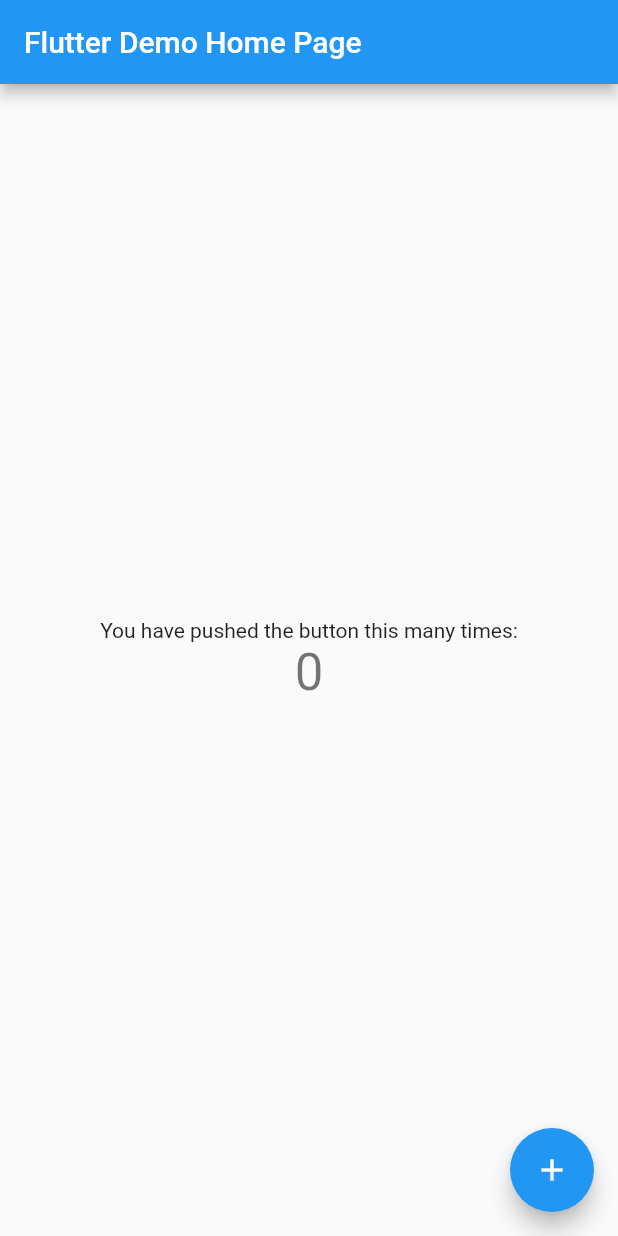
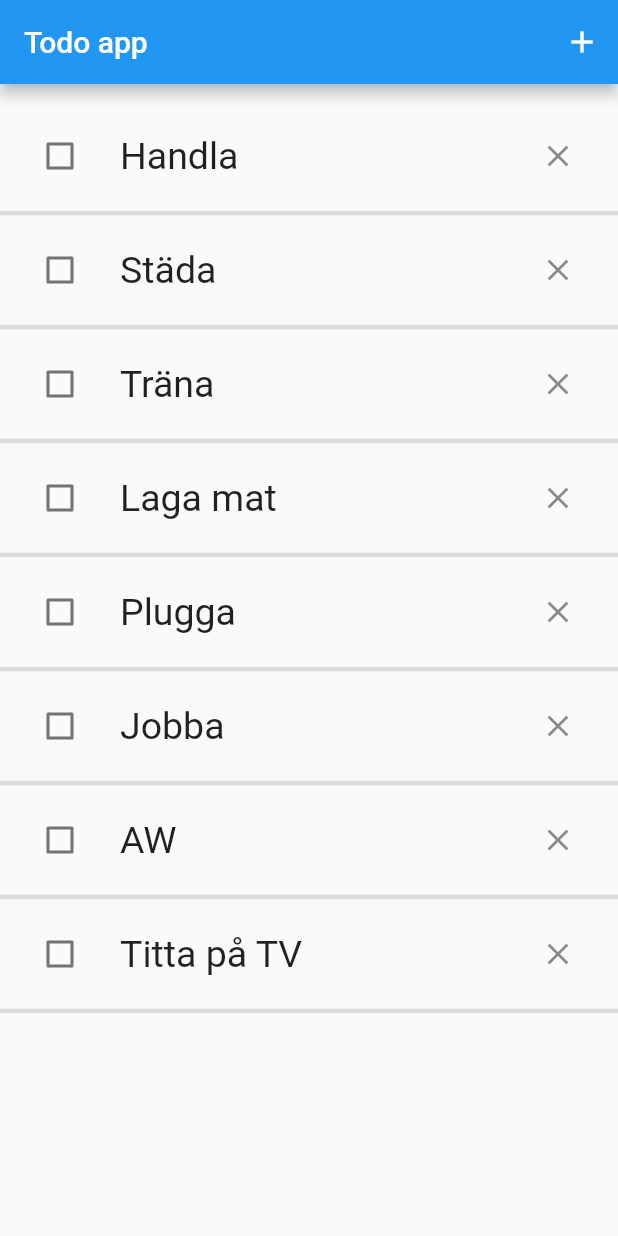
Before and after one commit to gu-tig333-ht22/guskallisv, a Flutter app: the screen it shows after launch, on a phone screen of 412 x 824 dp. Run offline on Flutter 3.47's test engine with Material 2 defaults, Android fonts, the phone set to English and light mode, and no system bars.

Commit message:
commit 1

```diff
--- a/lib/main.dart
+++ b/lib/main.dart
@@ -1,115 +1,93 @@
 import 'package:flutter/material.dart';
 
 void main() {
-  runApp(const MyApp());
+  runApp(MyApp());
 }
 
 class MyApp extends StatelessWidget {
-  const MyApp({Key? key}) : super(key: key);
-
-  // This widget is the root of your application.
   @override
   Widget build(BuildContext context) {
     return MaterialApp(
-      title: 'Flutter Demo',
-      theme: ThemeData(
-        // This is the theme of your application.
-        //
-        // Try running your application with "flutter run". You'll see the
-        // application has a blue toolbar. Then, without quitting the app, try
-        // changing the primarySwatch below to Colors.green and then invoke
-        // "hot reload" (press "r" in the console where you ran "flutter run",
-        // or simply save your changes to "hot reload" in a Flutter IDE).
-        // Notice that the counter didn't reset back to zero; the application
-        // is not restarted.
-        primarySwatch: Colors.blue,
-      ),
-      home: const MyHomePage(title: 'Flutter Demo Home Page'),
+      home: Mainview(),
     );
   }
 }
 
-class MyHomePage extends StatefulWidget {
-  const MyHomePage({Key? key, required this.title}) : super(key: key);
-
-  // This widget is the home page of your application. It is stateful, meaning
-  // that it has a State object (defined below) that contains fields that affect
-  // how it looks.
-
-  // This class is the configuration for the state. It holds the values (in this
-  // case the title) provided by the parent (in this case the App widget) and
-  // used by the build method of the State. Fields in a Widget subclass are
-  // always marked "final".
-
-  final String title;
-
+class Mainview extends StatelessWidget {
   @override
-  State<MyHomePage> createState() => _MyHomePageState();
-}
-
-class _MyHomePageState extends State<MyHomePage> {
-  int _counter = 0;
-
-  void _incrementCounter() {
-    setState(() {
-      // This call to setState tells the Flutter framework that something has
-      // changed in this State, which causes it to rerun the build method below
-      // so that the display can reflect the updated values. If we changed
-      // _counter without calling setState(), then the build method would not be
-      // called again, and so nothing would appear to happen.
-      _counter++;
-    });
+  Widget build(BuildContext context) {
+    return Scaffold(
+      appBar: AppBar(
+        title: Text("Todo app"),
+        actions: [
+          IconButton(
+            icon: Icon(Icons.add),
+            onPressed: () {
+              Navigator.push(context,
+                  MaterialPageRoute(builder: (context) => SecondView()));
+            },
+          ),
+        ],
+      ),
+      body: _list(),
+    );
   }
 
-  @override
-  Widget build(BuildContext context) {
-    // This method is rerun every time setState is called, for instance as done
-    // by the _incrementCounter method above.
-    //
-    // The Flutter framework has been optimized to make rerunning build methods
-    // fast, so that you can just rebuild anything that needs updating rather
-    // than having to individually change instances of widgets.
-    return Scaffold(
-      appBar: AppBar(
-        // Here we take the value from the MyHomePage object that was created by
-        // the App.build method, and use it to set our appbar title.
-        title: Text(widget.title),
+  Widget _list() {
+    var todos = [
+      "Handla",
+      "Städa",
+      "Träna",
+      "Laga mat",
+      "Plugga",
+      "Jobba",
+      "AW",
+      "Titta på TV",
+    ];
+
+    var list = List.generate(todos.length, (index) => "${todos[index]}");
+
+    return ListView.builder(
+      padding: const EdgeInsets.only(
+        top: 20,
+        bottom: 55,
       ),
-      body: Center(
-        // Center is a layout widget. It takes a single child and positions it
-        // in the middle of the parent.
-        child: Column(
-          // Column is also a layout widget. It takes a list of children and
-          // arranges them vertically. By default, it sizes itself to fit its
-          // children horizontally, and tries to be as tall as its parent.
-          //
-          // Invoke "debug painting" (press "p" in the console, choose the
-          // "Toggle Debug Paint" action from the Flutter Inspector in Android
-          // Studio, or the "Toggle Debug Paint" command in Visual Studio Code)
-          // to see the wireframe for each widget.
-          //
-          // Column has various properties to control how it sizes itself and
-          // how it positions its children. Here we use mainAxisAlignment to
-          // center the children vertically; the main axis here is the vertical
-          // axis because Columns are vertical (the cross axis would be
-          // horizontal).
-          mainAxisAlignment: MainAxisAlignment.center,
+      itemCount: todos.length,
+      itemBuilder: (context, index) {
+        return Column(
           children: <Widget>[
-            const Text(
-              'You have pushed the button this many times:',
-            ),
-            Text(
-              '$_counter',
-              style: Theme.of(context).textTheme.headline4,
-            ),
+            _item(list[index]),
+            const Divider(height: 20, thickness: 3),
           ],
-        ),
+        );
+      },
+    );
+  }
+
+  Widget _item(text) {
+    return ListTile(
+      leading: Checkbox(
+        value: false,
+        onChanged: (val) {},
       ),
-      floatingActionButton: FloatingActionButton(
-        onPressed: _incrementCounter,
-        tooltip: 'Increment',
-        child: const Icon(Icons.add),
-      ), // This trailing comma makes auto-formatting nicer for build methods.
+      title: Text(
+        text,
+        style: TextStyle(fontSize: 25),
+      ),
+      trailing: IconButton(
+        icon: Icon(Icons.clear),
+        onPressed: () {},
+      ),
     );
   }
 }
+
+class SecondView extends StatelessWidget {
+  Widget build(BuildContext context) {
+    return Scaffold(
+      appBar: AppBar(
+        title: Text("Todo app"),
+      ),
+    );
+  }
+}
```
Also changed, not shown: pubspec.lock, 2 other files.
